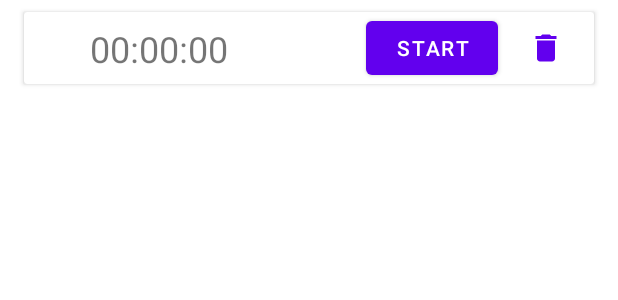
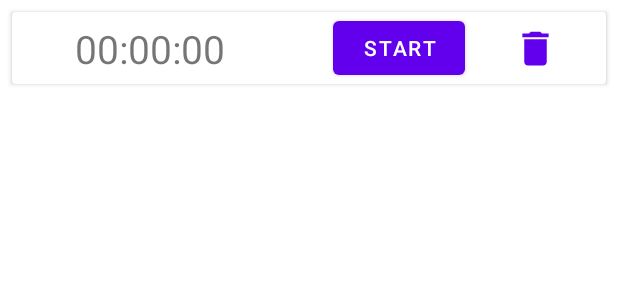
Before and after one commit to Nikorav/Pomodoro-Timer, an Android app: the layout pomodoro_timer_view.xml on its own in the app's theme, with its tools: preview values and no code run, on a phone screen of 412 x 824 dp. Shown: the top 300 px of the screen. Run offline under Robolectric (Android 15) with nearby library versions, the phone set to English and light mode, and no system bars.

Commit message:
init: help me pls

```diff
--- a/app/src/main/java/ru/imto/pomodorotimer/CustomView.kt
+++ b/app/src/main/java/ru/imto/pomodorotimer/CustomView.kt
@@ -13,31 +13,46 @@ class CustomView @JvmOverloads constructor(
     attrs: AttributeSet? = null,
     @AttrRes defStyleAttr: Int = 0
 ) : View(context, attrs, defStyleAttr) {
+
     private var periodMs = 0L
     private var currentMs = 0L
     private var color = 0
     private var style = FILL
-    private var paint = Paint()
+    private val paint = Paint()
 
     init {
         if (attrs != null) {
-            val styledAttrs =
-                context.theme.obtainStyledAttributes(attrs, R.styleable.CustomView, defStyleAttr, 0)
+            val styledAttrs = context.theme.obtainStyledAttributes(
+                attrs,
+                R.styleable.CustomView,
+                defStyleAttr,
+                0
+            )
             color = styledAttrs.getColor(R.styleable.CustomView_custom_color, Color.RED)
             style = styledAttrs.getInt(R.styleable.CustomView_custom_style, FILL)
             styledAttrs.recycle()
         }
+
         paint.color = color
         paint.style = if (style == FILL) Paint.Style.FILL else Paint.Style.STROKE
         paint.strokeWidth = 5F
     }
 
-    override fun onDraw(canvas: Canvas?) {
+    override fun onDraw(canvas: Canvas) {
         super.onDraw(canvas)
         if (periodMs == 0L || currentMs == 0L) return
         val startAngel = (((currentMs % periodMs).toFloat() / periodMs) * 360)
 
-        canvas?.drawArc(0f,0f,width.toFloat(),height.toFloat(),-90f,startAngel,true,paint)
+        canvas.drawArc(
+            0f,
+            0f,
+            width.toFloat(),
+            height.toFloat(),
+            -90f,
+            startAngel,
+            true,
+            paint
+        )
     }
 
     /**
@@ -56,6 +71,7 @@ class CustomView @JvmOverloads constructor(
     }
 
     private companion object {
+
         private const val FILL = 0
     }
 }
--- a/app/src/main/java/ru/imto/pomodorotimer/PomodoroTimer.kt
+++ b/app/src/main/java/ru/imto/pomodorotimer/PomodoroTimer.kt
@@ -4,7 +4,7 @@ import java.io.Serializable
 
 data class PomodoroTimer (
     val id: Int,
+    var currentMs: Long,
     var startMs: Long,
-    var currentMs: Long,
     var isStarted: Boolean
 ) : Serializable
--- a/app/src/main/java/ru/imto/pomodorotimer/PomodoroTimerAdapter.kt
+++ b/app/src/main/java/ru/imto/pomodorotimer/PomodoroTimerAdapter.kt
@@ -28,7 +28,10 @@ class PomodoroTimerAdapter(
                 return oldItem.id == newItem.id
             }
 
-            override fun areContentsTheSame(oldItem: PomodoroTimer, newItem: PomodoroTimer): Boolean {
+            override fun areContentsTheSame(
+                oldItem: PomodoroTimer,
+                newItem: PomodoroTimer
+            ): Boolean {
                 return oldItem.currentMs == newItem.currentMs &&
                         oldItem.isStarted == newItem.isStarted
             }
--- a/app/src/main/java/ru/imto/pomodorotimer/PomodoroTimerListener.kt
+++ b/app/src/main/java/ru/imto/pomodorotimer/PomodoroTimerListener.kt
@@ -1,10 +1,7 @@
 package ru.imto.pomodorotimer
 
 interface PomodoroTimerListener {
-
     fun start(id: Int)
-
     fun stop(id: Int, currentMs: Long)
-
     fun delete(id: Int)
 }
--- a/app/src/main/res/layout/pomodoro_timer_view.xml
+++ b/app/src/main/res/layout/pomodoro_timer_view.xml
@@ -2,73 +2,77 @@
 <androidx.cardview.widget.CardView xmlns:android="http://schemas.android.com/apk/res/android"
     xmlns:app="http://schemas.android.com/apk/res-auto"
     xmlns:tools="http://schemas.android.com/tools"
-    android:id="@+id/pomodoro_timer_item"
+    android:id="@+id/pomodoro_timer_view"
     android:layout_width="match_parent"
     android:layout_height="wrap_content"
-    android:layout_marginStart="16dp"
+    android:layout_marginStart="8dp"
     android:layout_marginTop="8dp"
-    android:layout_marginEnd="16dp"
-    android:layout_marginBottom="8dp">
+    android:layout_marginEnd="8dp"
+    app:layout_constraintEnd_toEndOf="parent"
+    app:layout_constraintStart_toStartOf="parent"
+    app:layout_constraintTop_toTopOf="parent">
 
     <androidx.constraintlayout.widget.ConstraintLayout
         android:layout_width="match_parent"
-        android:layout_height="wrap_content">
+        android:layout_height="match_parent">
 
         <ImageView
-            android:id="@+id/blinking_indicator"
+            android:id="@+id/circle_indicator"
             android:layout_width="12dp"
             android:layout_height="12dp"
             android:layout_marginStart="12dp"
             android:background="@drawable/blinking_circle"
+            android:contentDescription="@string/todo"
             app:layout_constraintBottom_toBottomOf="parent"
             app:layout_constraintStart_toStartOf="parent"
             app:layout_constraintTop_toTopOf="parent" />
 
-        <TextView
-            android:id="@+id/text_timer"
+        <com.google.android.material.textview.MaterialTextView
+            android:id="@+id/text_pomodoro_timer"
             android:layout_width="0dp"
             android:layout_height="wrap_content"
-            android:layout_marginStart="20dp"
-            android:text="@string/timer"
-            android:textSize="24sp"
+            android:layout_marginStart="18dp"
+            android:text="@string/text_timer"
+            android:textSize="26sp"
             app:layout_constraintBottom_toBottomOf="parent"
-            app:layout_constraintStart_toEndOf="@id/blinking_indicator"
-            app:layout_constraintTop_toTopOf="parent" />
+            app:layout_constraintStart_toEndOf="@id/circle_indicator"
+            app:layout_constraintTop_toTopOf="parent"
+            tools:text="00:00:00" />
 
         <ru.imto.pomodorotimer.CustomView
-            android:id="@+id/custom_timer"
-            android:layout_width="28dp"
-            android:layout_height="28dp"
-            android:layout_marginStart="32dp"
+            android:id="@+id/custom_progress_bar"
+            android:layout_width="30dp"
+            android:layout_height="30dp"
+            android:layout_marginStart="18dp"
             app:custom_color="@color/purple_700"
             app:custom_style="fill"
             app:layout_constraintBottom_toBottomOf="parent"
-            app:layout_constraintStart_toEndOf="@id/text_timer"
+            app:layout_constraintStart_toEndOf="@id/text_pomodoro_timer"
             app:layout_constraintTop_toTopOf="parent" />
 
-        <com.google.android.material.button.MaterialButton
-            android:id="@+id/start_pause_button"
+        <Button
+            android:id="@+id/default_activity_button"
             android:layout_width="wrap_content"
             android:layout_height="wrap_content"
-            android:layout_marginStart="32dp"
-            android:text="@string/text_button"
+            android:layout_marginStart="24dp"
+            android:text="@string/text_start"
             app:layout_constraintBottom_toBottomOf="parent"
-            app:layout_constraintStart_toEndOf="@id/custom_timer"
+            app:layout_constraintStart_toEndOf="@id/custom_progress_bar"
             app:layout_constraintTop_toTopOf="parent" />
 
-        <ImageButton
+        <ImageView
             android:id="@+id/delete_button"
-            android:layout_width="0dp"
-            android:layout_height="wrap_content"
-            android:layout_marginStart="12dp"
-            android:layout_marginEnd="12dp"
-            android:background="@color/cardview_light_background"
-            android:padding="8dp"
-            android:src="@drawable/ic_baseline_delete_24"
+            android:layout_width="30dp"
+            android:layout_height="30dp"
+            android:clickable="true"
+            android:contentDescription="@string/todo"
+            android:focusable="true"
             app:layout_constraintBottom_toBottomOf="parent"
             app:layout_constraintEnd_toEndOf="parent"
-            app:layout_constraintStart_toEndOf="@id/start_pause_button"
-            app:layout_constraintTop_toTopOf="parent" />
+            app:layout_constraintStart_toEndOf="@id/default_activity_button"
+            app:layout_constraintTop_toTopOf="parent"
+            app:srcCompat="@drawable/ic_baseline_delete_24" />
 
     </androidx.constraintlayout.widget.ConstraintLayout>
+
 </androidx.cardview.widget.CardView>
--- a/app/src/main/res/values/attrs.xml
+++ b/app/src/main/res/values/attrs.xml
@@ -4,6 +4,7 @@
         <attr name="custom_color" format="color" />
         <attr name="custom_style" format="enum">
             <enum name="fill" value="0" />
+            <enum name="stroke" value="1" />
         </attr>
     </declare-styleable>
 </resources>
--- a/app/src/main/res/values/strings.xml
+++ b/app/src/main/res/values/strings.xml
@@ -1,7 +1,11 @@
 <resources>
     <string name="app_name">Pomodoro Timer</string>
-    <string name="timer">00:00:00</string>
-    <string name="text_button">Start</string>
+    <string name="text_start">Start</string>
+    <string name="text_stop">Stop</string>
+    <string name="text_complete">Finish</string>
     <string name="add_timer">Add Timer</string>
-    <string name="number_of_minutes">Еnter the number of minutes</string>
+    <string name="number_of_minutes">Еnter the minutes</string>
+    <string name="minutes_count">Введите количество минут</string>
+    <string name="text_timer">00:00:00</string>
+    <string name="todo">TODO</string>
 </resources>
```
Also changed, not shown: app/build.gradle (+5 -2 lines), app/src/main/AndroidManifest.xml (+7 -1 lines), app/src/main/java/ru/imto/pomodorotimer/ForegroundService.kt (added, +172 -0 lines), app/src/main/java/ru/imto/pomodorotimer/MainActivity.kt (+68 -24 lines), app/src/main/java/ru/imto/pomodorotimer/PomodoroTimerViewHolder.kt (+35 -58 lines), app/src/main/java/ru/imto/pomodorotimer/Utils.kt (added, +30 -0 lines), app/src/main/res/drawable/ic_baseline_access_alarm_24.xml (added, +10 -0 lines), app/src/main/res/layout/activity_main.xml (+11 -7 lines).
